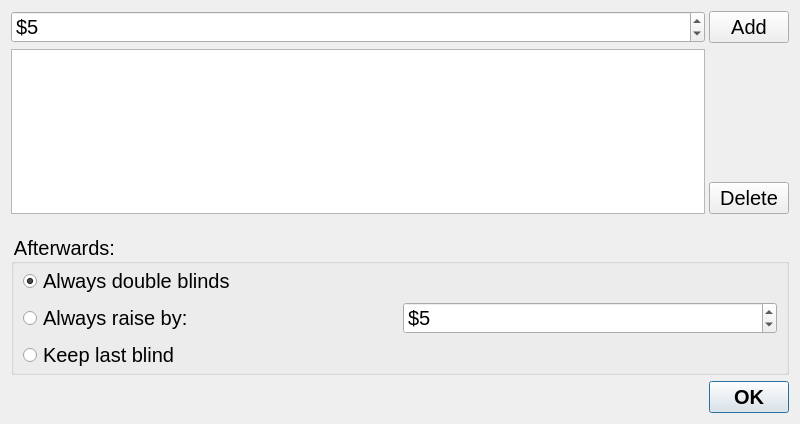
Qt form src/gui/qt/gui_800x480/manualblindsorderdialog_800x480.ui (pokerth/pokerth) before a commit.
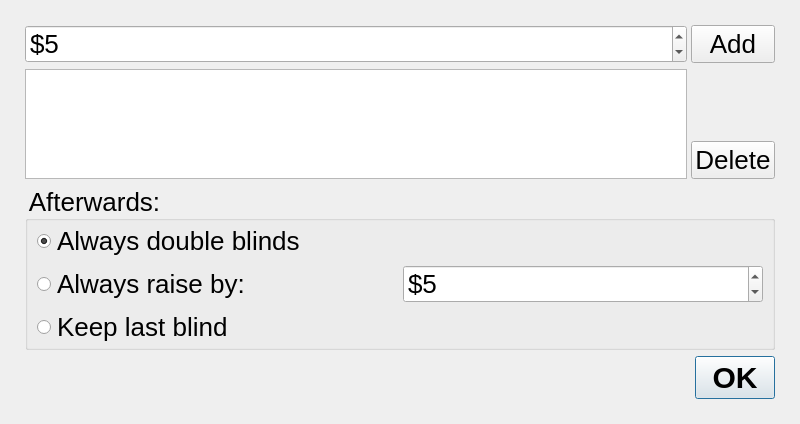
The same form after that commit.

Commit message: Next steps for android gui changes

```diff
--- a/src/gui/qt/gui_800x480/manualblindsorderdialog_800x480.ui
+++ b/src/gui/qt/gui_800x480/manualblindsorderdialog_800x480.ui
@@ -10,25 +10,28 @@
     <height>424</height>
    </rect>
   </property>
+  <property name="sizePolicy">
+   <sizepolicy hsizetype="MinimumExpanding" vsizetype="MinimumExpanding">
+    <horstretch>0</horstretch>
+    <verstretch>0</verstretch>
+   </sizepolicy>
+  </property>
   <property name="minimumSize">
    <size>
     <width>800</width>
     <height>424</height>
    </size>
   </property>
-  <property name="maximumSize">
-   <size>
-    <width>800</width>
-    <height>424</height>
-   </size>
-  </property>
   <property name="windowTitle">
    <string>Manual Blinds Order</string>
   </property>
   <property name="styleSheet">
-   <string notr="true">QObject {font: 20px}</string>
+   <string notr="true">QObject {font: 26px}</string>
   </property>
   <layout class="QGridLayout">
+   <property name="margin">
+    <number>25</number>
+   </property>
    <item row="1" column="0">
     <spacer name="verticalSpacer">
      <property name="orientation">
@@ -104,7 +107,7 @@
    <item row="3" column="0">
     <widget class="QDialogButtonBox" name="buttonBox">
      <property name="styleSheet">
-      <string notr="true">QObject {font: bold 20px}</string>
+      <string notr="true">QObject {font: bold 30px}</string>
      </property>
      <property name="orientation">
       <enum>Qt::Horizontal</enum>
```
The commit also changes 6 other files.
